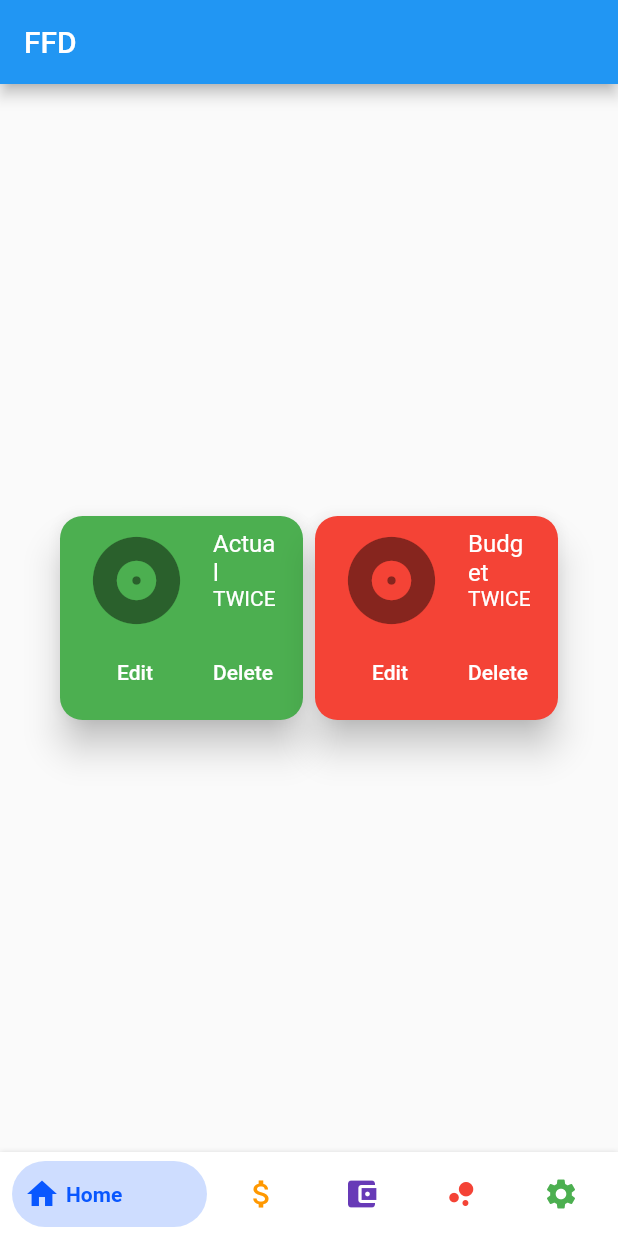
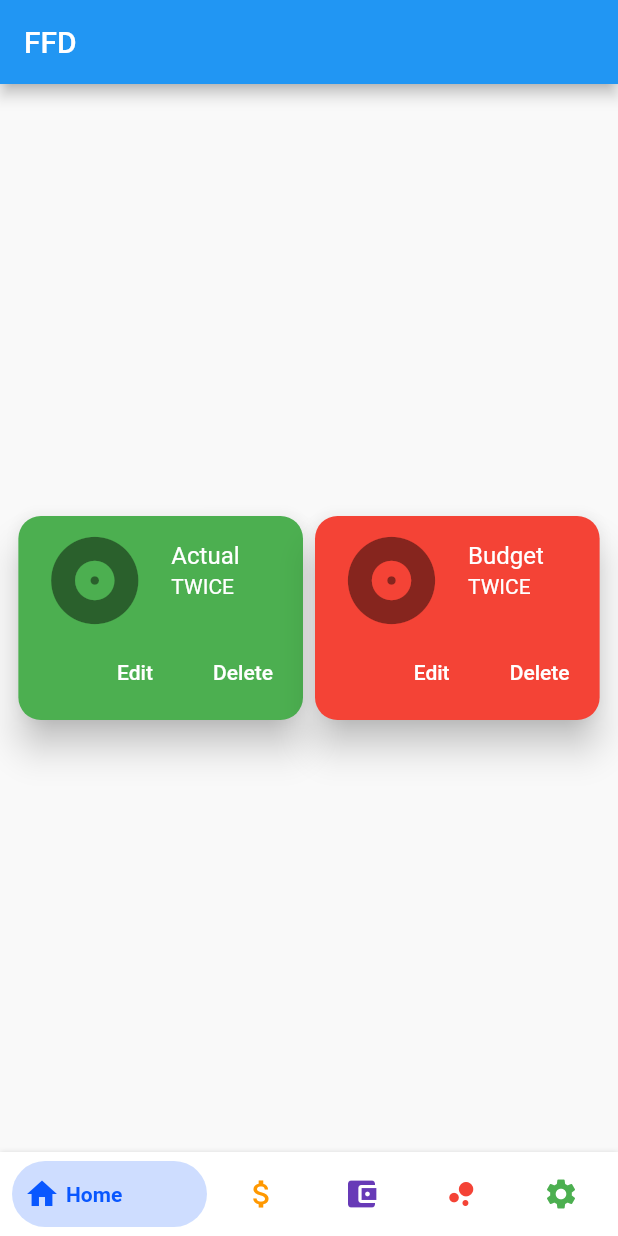
Before and after one commit to jkbngl/FFD, a Flutter app: the MyHomePage screen opened directly, on a phone screen of 412 x 824 dp. Run offline on Flutter 3.47's test engine with Material 2 defaults, Android fonts, the phone set to English and light mode, and no system bars; drawn by our look-alikes of bottom_navy_bar; our stand-ins replace syncfusion_flutter_charts.

Commit message:
#27 changed background color to f9f9f9

```diff
--- a/flutter/ffd/lib/backup_color_change_on_nav_tab.dart
+++ b/flutter/ffd/lib/backup_color_change_on_nav_tab.dart
@@ -87,12 +87,15 @@ class _MyHomePageState extends State<MyHomePage> {
             setState(() => _currentIndex = index);
           },
           children: <Widget>[
-            Row(
+            Container(
+              color: Color(0xfff9f9f9),
+              //color: Color(0xffffffff),
+                child: Row(
                   mainAxisAlignment: MainAxisAlignment.center,
                   crossAxisAlignment: CrossAxisAlignment.center,
                   children: <Widget>[
                     Container(
-                  width: 170,
+                      width: MediaQuery.of(context).size.width * .48,
                       child: Card(
                         shape: RoundedRectangleBorder(
                           borderRadius: BorderRadius.circular(15.0),
@@ -130,7 +133,7 @@ class _MyHomePageState extends State<MyHomePage> {
                       ),
                     ),
                     Container(
-                  width: 170,
+                      width: MediaQuery.of(context).size.width * .48,
                       child: Card(
                         shape: RoundedRectangleBorder(
                           borderRadius: BorderRadius.circular(15.0),
@@ -168,7 +171,9 @@ class _MyHomePageState extends State<MyHomePage> {
                       ),
                     ),
                   ],
-            ),
+                )
+            )
+            ,
             Column(
               mainAxisAlignment: MainAxisAlignment.center,
               crossAxisAlignment: CrossAxisAlignment.center,
@@ -216,6 +221,7 @@ class _MyHomePageState extends State<MyHomePage> {
                 Container(
                   constraints: BoxConstraints.expand(
                     height: 100,
+                    //width: MediaQuery.of(context).size.width * .8
                   ),
 
                   padding: const EdgeInsets.only(
@@ -515,7 +521,6 @@ class _MyHomePageState extends State<MyHomePage> {
                   constraints: BoxConstraints.expand(
                     height: 100,
                   ),
-
                   padding: const EdgeInsets.all(30.0),
                   //color: Colors.blue[600],
                   alignment: Alignment.center,
```
Lines whose indentation alone changed are shown as unchanged.
